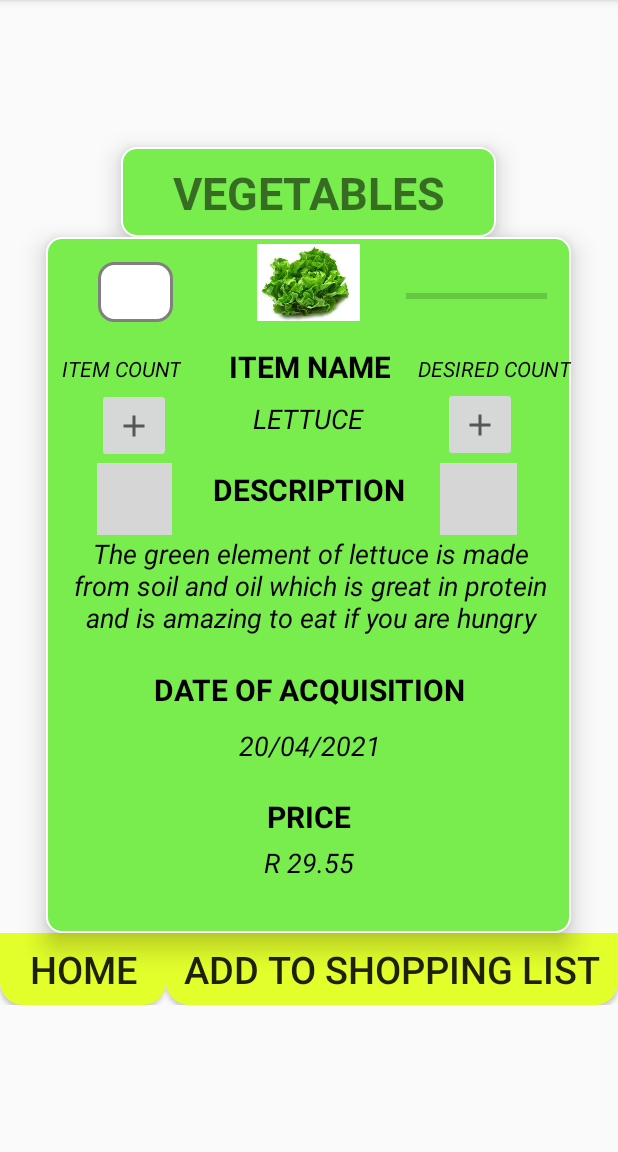
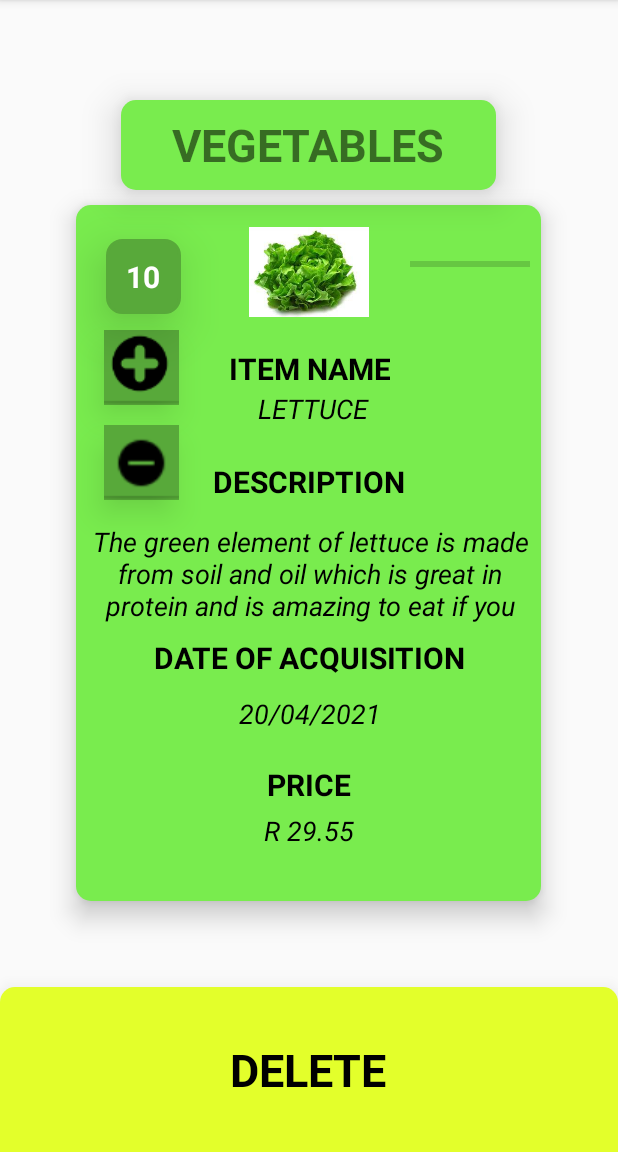
Before and after one commit to Arvauss/OPSC7311-POE, an Android app: the ViewItem screen opened directly, with no data from a screen before it, on a phone screen of 412 x 824 dp, the part 84-1236 px from its top. Run offline under Robolectric (Android 15) with nearby library versions, the phone set to English and light mode, and no system bars; 2 statements that could not run were skipped; grey boxes are pictures that could not be loaded.

Commit message:
View item page UI updated.

```diff
--- a/app/src/main/res/drawable/itempagebackground.xml
+++ b/app/src/main/res/drawable/itempagebackground.xml
@@ -5,7 +5,6 @@
     <item>
         <shape android:shape="rectangle">
             <corners android:radius="10dp"/>
-            <stroke android:color="@color/white" android:width="1dp"/>
             <solid android:color="#79EC4E"/>
         </shape>
     </item>
--- a/app/src/main/res/drawable/itempagebackround.xml
+++ /dev/null
@@ -1,13 +0,0 @@
-<?xml version="1.0" encoding="utf-8"?>
-<selector xmlns:android="http://schemas.android.com/apk/res/android">
-
-    <!-- (Rectfy, 2017) -->
-    <item>
-        <shape android:shape="rectangle">
-            <corners android:radius="10dp"/>
-            <stroke android:color="@color/white" android:width="1dp"/>
-            <solid android:color="#79EC4E"/>
-        </shape>
-    </item>
-
-</selector>
--- a/app/src/main/res/layout/view_item_page.xml
+++ b/app/src/main/res/layout/view_item_page.xml
@@ -6,21 +6,29 @@
     android:layout_height="match_parent"
     tools:context="opscwork.viewitempagefeatures.ViewItem"
     android:orientation="vertical"
-    android:gravity="center">
+    android:gravity="center"
+    android:weightSum="4">
 
-    <!-- (Rectfy, 2017) -->
-    <androidx.constraintlayout.widget.ConstraintLayout
+
+    <!-- Item page main contents (Rectfy, 2017) -->
+
+    <LinearLayout
+        android:layout_width="match_parent"
+        android:layout_height="wrap_content"
+        android:orientation="vertical"
+        android:gravity="center"
+        android:layout_weight="2.5">
+
+    <!-- Header box (Rectfy, 2017) -->
+
+    <LinearLayout
         android:id="@+id/constraintLayout"
         android:layout_width="250dp"
         android:layout_height="60dp"
-        android:background="@drawable/itempagebackround"
-        android:elevation="10dp"
-        app:layout_constraintBottom_toBottomOf="parent"
-        app:layout_constraintEnd_toEndOf="parent"
-        app:layout_constraintHorizontal_bias="0.496"
-        app:layout_constraintStart_toStartOf="parent"
-        app:layout_constraintTop_toTopOf="parent"
-        app:layout_constraintVertical_bias="0.093">
+        android:background="@drawable/itempagebackground"
+        android:elevation="15dp"
+        android:gravity="center"
+        android:layout_marginVertical="10dp">
 
         <!-- (The IIE, 2022) -->
         <TextView
@@ -29,18 +37,16 @@
             android:layout_height="wrap_content"
             android:text="VEGETABLES"
             android:textSize="30sp"
-            android:textStyle="bold"
-            app:layout_constraintBottom_toBottomOf="parent"
-            app:layout_constraintEnd_toEndOf="parent"
-            app:layout_constraintStart_toStartOf="parent"
-            app:layout_constraintTop_toTopOf="parent" />
-    </androidx.constraintlayout.widget.ConstraintLayout>
+            android:textStyle="bold" />
+    </LinearLayout>
 
-    <!-- (Rectfy, 2017) -->
+
+    <!-- Item page main contents (Rectfy, 2017) -->
+
     <androidx.constraintlayout.widget.ConstraintLayout
-        android:layout_width="350dp"
+        android:layout_width="310dp"
         android:layout_height="464dp"
-        android:background="@drawable/itempagebackround"
+        android:background="@drawable/itempagebackground"
         android:elevation="10dp"
         app:layout_constraintBottom_toBottomOf="parent"
         app:layout_constraintEnd_toEndOf="parent"
@@ -51,7 +57,7 @@
 
         <!-- (The IIE, 2022) -->
 
-        <ImageButton
+        <!--<ImageButton
             android:id="@+id/increase_desired_qty"
             android:layout_width="49dp"
             android:layout_height="50dp"
@@ -61,9 +67,18 @@
             app:layout_constraintStart_toStartOf="parent"
             app:layout_constraintTop_toTopOf="parent"
             app:layout_constraintVertical_bias="0.241"
-            app:srcCompat="@drawable/add_icon" />
+            app:srcCompat="@drawable/add_icon" /> -->
 
         <!-- (Rectfy, 2017) -->
+
+        <!-- (The IIE, 2022) -->
+
+        <!-- (The IIE, 2022) -->
+
+        <!-- (The IIE, 2022) -->
+
+        <!-- (The IIE, 2022) -->
+
         <TextView
             android:id="@+id/ItemNameTextView"
             android:layout_width="wrap_content"
@@ -78,9 +93,8 @@
             app:layout_constraintHorizontal_bias="0.502"
             app:layout_constraintStart_toStartOf="parent"
             app:layout_constraintTop_toTopOf="parent"
-            app:layout_constraintVertical_bias="0.167" />
+            app:layout_constraintVertical_bias="0.219" />
 
-        <!-- (The IIE, 2022) -->
         <TextView
             android:id="@+id/ItemViewName"
             android:layout_width="wrap_content"
@@ -92,12 +106,11 @@
             android:textStyle="italic"
             app:layout_constraintBottom_toBottomOf="parent"
             app:layout_constraintEnd_toEndOf="parent"
-            app:layout_constraintHorizontal_bias="0.501"
+            app:layout_constraintHorizontal_bias="0.514"
             app:layout_constraintStart_toStartOf="parent"
             app:layout_constraintTop_toTopOf="parent"
-            app:layout_constraintVertical_bias="0.247" />
+            app:layout_constraintVertical_bias="0.281" />
 
-        <!-- (The IIE, 2022) -->
         <TextView
             android:id="@+id/DescriptionTextView"
             android:layout_width="wrap_content"
@@ -112,12 +125,11 @@
             app:layout_constraintHorizontal_bias="0.502"
             app:layout_constraintStart_toStartOf="parent"
             app:layout_constraintTop_toTopOf="parent"
-            app:layout_constraintVertical_bias="0.354" />
+            app:layout_constraintVertical_bias="0.391" />
 
-        <!-- (The IIE, 2022) -->
         <TextView
             android:id="@+id/Description"
-            android:layout_width="320dp"
+            android:layout_width="300dp"
             android:layout_height="67dp"
             android:text="The green element of lettuce is made from soil and oil which is great in protein and is amazing to eat if you are hungry or broke"
             android:textAlignment="center"
@@ -126,12 +138,11 @@
             android:textStyle="italic"
             app:layout_constraintBottom_toBottomOf="parent"
             app:layout_constraintEnd_toEndOf="parent"
-            app:layout_constraintHorizontal_bias="0.533"
+            app:layout_constraintHorizontal_bias="0.6"
             app:layout_constraintStart_toStartOf="parent"
             app:layout_constraintTop_toTopOf="parent"
-            app:layout_constraintVertical_bias="0.501" />
+            app:layout_constraintVertical_bias="0.534" />
 
-        <!-- (The IIE, 2022) -->
         <TextView
             android:id="@+id/DateOfAcquisitionTextView"
             android:layout_width="wrap_content"
@@ -199,8 +210,8 @@
         <!-- (The IIE, 2022) -->
         <ImageView
             android:id="@+id/LettuceImage"
-            android:layout_width="82dp"
-            android:layout_height="51dp"
+            android:layout_width="80dp"
+            android:layout_height="80dp"
             app:layout_constraintBottom_toBottomOf="parent"
             app:layout_constraintEnd_toEndOf="parent"
             app:layout_constraintStart_toStartOf="parent"
@@ -209,64 +220,60 @@
             app:srcCompat="@drawable/lettuce" />
 
         <!-- (The IIE, 2022) -->
+
+        <!-- (The IIE, 2022) -->
         <ProgressBar
             android:id="@+id/progressBar"
             style="?android:attr/progressBarStyleHorizontal"
-            android:layout_width="94dp"
+            android:layout_width="80dp"
             android:layout_height="46dp"
             app:layout_constraintBottom_toBottomOf="parent"
             app:layout_constraintEnd_toEndOf="parent"
-            app:layout_constraintHorizontal_bias="0.937"
-            app:layout_constraintStart_toStartOf="parent"
-            app:layout_constraintTop_toTopOf="parent"
-            app:layout_constraintVertical_bias="0.04" />
-
-        <!-- (The IIE, 2022) -->
-        <TextView
-            android:id="@+id/NumOfItems"
-            android:layout_width="50dp"
-            android:layout_height="40dp"
-            android:background="@drawable/loginpagebackround"
-            android:textAlignment="center"
-            android:textColor="@color/black"
-            android:textSize="20sp"
-            android:textStyle="bold"
-            app:layout_constraintBottom_toBottomOf="parent"
-            app:layout_constraintEnd_toEndOf="parent"
-            app:layout_constraintHorizontal_bias="0.116"
+            app:layout_constraintHorizontal_bias="0.968"
             app:layout_constraintStart_toStartOf="parent"
             app:layout_constraintTop_toTopOf="parent"
             app:layout_constraintVertical_bias="0.04" />
 
         <!-- (Rectfy, 2017) -->
+
+        <!-- (Rectfy, 2017) -->
+
+        <TextView
+            android:id="@+id/NumOfItems"
+            android:layout_width="50dp"
+            android:layout_height="50dp"
+            android:background="@drawable/loginpagebackround"
+            android:backgroundTint="#58A93A"
+            android:textAlignment="center"
+            android:text="10"
+            android:textColor="@color/white"
+            android:textSize="20sp"
+            android:textStyle="bold"
+            android:elevation="20dp"
+            android:gravity="center"
+            app:layout_constraintBottom_toBottomOf="parent"
+            app:layout_constraintEnd_toEndOf="parent"
+            app:layout_constraintHorizontal_bias="0.076"
+            app:layout_constraintStart_toStartOf="parent"
+            app:layout_constraintTop_toTopOf="parent"
+            app:layout_constraintVertical_bias="0.054" />
+
+        <!-- (Rectfy, 2017) -->
+
         <ImageButton
             android:id="@+id/increase_item_qty"
-            android:layout_width="49dp"
+            android:layout_width="50dp"
             android:layout_height="50dp"
+            android:elevation="15dp"
             app:layout_constraintBottom_toBottomOf="parent"
             app:layout_constraintEnd_toEndOf="parent"
-            app:layout_constraintHorizontal_bias="0.112"
+            app:layout_constraintHorizontal_bias="0.073"
             app:layout_constraintStart_toStartOf="parent"
             app:layout_constraintTop_toTopOf="parent"
-            app:layout_constraintVertical_bias="0.243"
-            app:srcCompat="@drawable/add_icon" />
+            app:layout_constraintVertical_bias="0.202"
+            app:srcCompat="@drawable/plus_button" />
 
-        <!-- (Rectfy, 2017) -->
-        <ImageButton
-            android:id="@+id/decrease_item_qty"
-            android:layout_width="50dp"
-            android:layout_height="48dp"
-            android:layout_marginEnd="148dp"
-            app:layout_constraintBottom_toBottomOf="parent"
-            app:layout_constraintEnd_toEndOf="parent"
-            app:layout_constraintHorizontal_bias="0.223"
-            app:layout_constraintStart_toStartOf="parent"
-            app:layout_constraintTop_toTopOf="parent"
-            app:layout_constraintVertical_bias="0.362"
-            app:srcCompat="@drawable/minus2_icon" />
-
-        <!-- (Rectfy, 2017) -->
-        <ImageButton
+        <!-- <ImageButton
             android:id="@+id/decrease_desired_qty"
             android:layout_width="51dp"
             android:layout_height="48dp"
@@ -276,10 +283,24 @@
             app:layout_constraintStart_toStartOf="parent"
             app:layout_constraintTop_toTopOf="parent"
             app:layout_constraintVertical_bias="0.362"
-            app:srcCompat="@drawable/minus2_icon" />
+            app:srcCompat="@drawable/minus2_icon" /> -->
 
         <!-- (Rectfy, 2017) -->
-        <TextView
+        <ImageButton
+            android:id="@+id/decrease_item_qty"
+            android:layout_width="50dp"
+            android:layout_height="50dp"
+            android:layout_marginEnd="148dp"
+            android:elevation="15dp"
+            app:layout_constraintBottom_toBottomOf="parent"
+            app:layout_constraintEnd_toEndOf="parent"
+            app:layout_constraintHorizontal_bias="0.169"
+            app:layout_constraintStart_toStartOf="parent"
+            app:layout_constraintTop_toTopOf="parent"
+            app:layout_constraintVertical_bias="0.355"
+            app:srcCompat="@drawable/minus_button" />
+
+       <!-- <TextView
             android:id="@+id/itemcount"
             android:layout_width="wrap_content"
             android:layout_height="wrap_content"
@@ -290,13 +311,13 @@
             android:textStyle="italic"
             app:layout_constraintBottom_toBottomOf="parent"
             app:layout_constraintEnd_toEndOf="parent"
-            app:layout_constraintHorizontal_bias="0.036"
+            app:layout_constraintHorizontal_bias="0.025"
             app:layout_constraintStart_toStartOf="parent"
             app:layout_constraintTop_toTopOf="parent"
-            app:layout_constraintVertical_bias="0.175" />
+            app:layout_constraintVertical_bias="0.008" /> -->
 
         <!-- (Rectfy, 2017) -->
-        <TextView
+       <!-- <TextView
             android:id="@+id/desiredcount"
             android:layout_width="wrap_content"
             android:layout_height="wrap_content"
@@ -310,39 +331,32 @@
             app:layout_constraintHorizontal_bias="1.0"
             app:layout_constraintStart_toStartOf="parent"
             app:layout_constraintTop_toTopOf="parent"
-            app:layout_constraintVertical_bias="0.175" />
+            app:layout_constraintVertical_bias="0.175" /> -->
 
     </androidx.constraintlayout.widget.ConstraintLayout>
 
+    </LinearLayout>
+
+    <!--Delete button (Footer button) -->
+    <!--Page footer-->
     <LinearLayout
         android:layout_width="match_parent"
         android:layout_height="wrap_content"
-        android:layout_gravity="bottom"
-        android:weightSum="2"
-        android:orientation="horizontal"
-        app:layout_constraintBottom_toBottomOf="parent">
+        android:orientation="vertical"
+        android:background="@drawable/page_footer"
+        android:elevation="20dp"
+        android:layout_weight="1.5"
+        android:gravity="center">
 
-        <Button
+        <TextView
             android:layout_width="wrap_content"
             android:layout_height="wrap_content"
-            android:text="HOME"
-            android:background="@drawable/headerbox"
-            android:textSize="25sp"
-            android:layout_weight="1"
-            android:id="@+id/Home">
+            android:textStyle="bold"
+            android:textColor="@color/black"
+            android:gravity="center"
+            android:textSize="30dp"
+            android:text="DELETE"/>
 
-        </Button>
-
-        <Button
-            android:layout_width="wrap_content"
-            android:background="@drawable/headerbox"
-            android:layout_height="wrap_content"
-            android:text="ADD TO SHOPPING LIST"
-            android:textSize="25sp"
-            android:layout_weight="1"
-            android:id="@+id/addtoshoppinglist">
-
-        </Button>
     </LinearLayout>
 
 </LinearLayout>
```
Also changed, not shown: app/src/main/res/drawable/minus_button.png (added), app/src/main/res/drawable/plus_button.png (added).
